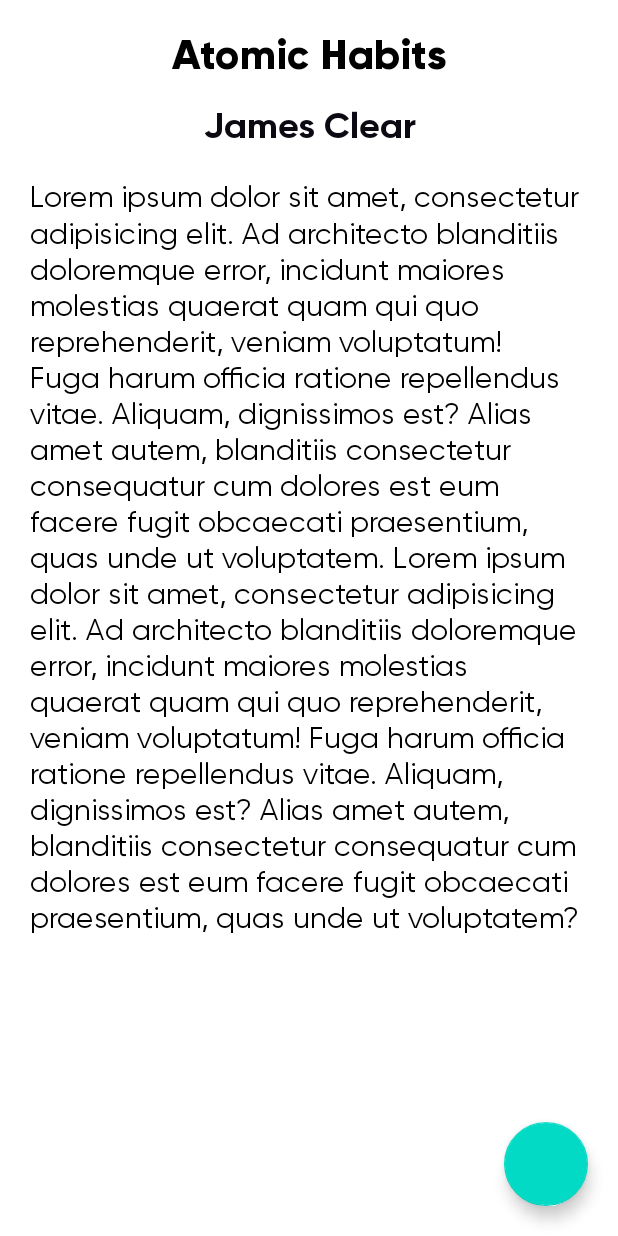
After one commit to kshitijskumar/Audino, an Android app: the layout fragment_read.xml on its own in the app's theme, with its tools: preview values and no code run, on a phone screen of 412 x 824 dp. The commit adds this screen. Run offline under Robolectric (Android 15) with nearby library versions, the phone set to English and light mode, and no system bars; network calls fail.

Commit message:
read section setup

```diff
--- a/app/src/main/java/com/example/audino/model/repositories/MainRepository.kt
+++ b/app/src/main/java/com/example/audino/model/repositories/MainRepository.kt
@@ -1,8 +1,11 @@
 package com.example.audino.model.repositories
 
 import com.example.audino.model.response.AllBooksResponse
+import com.example.audino.model.response.BookSummaryResponse
 
 interface MainRepository {
 
     suspend fun getAllBooks() : AllBooksResponse
+
+    suspend fun getBookSummaryContent(bookId: String) : BookSummaryResponse
 }
--- a/app/src/main/java/com/example/audino/views/callbacks/SwitchFragmentCallback.kt
+++ b/app/src/main/java/com/example/audino/views/callbacks/SwitchFragmentCallback.kt
@@ -5,4 +5,6 @@
 interface SwitchFragmentCallback {
 
     fun openPlayerFragment(book: BookResponse)
+
+    fun openReadFragment(bookId: String)
 }
--- a/app/src/main/res/layout/fragment_player.xml
+++ b/app/src/main/res/layout/fragment_player.xml
@@ -59,7 +59,8 @@
             android:textColor="@color/dark_blue"
             android:fontFamily="@font/gilroy_semibold"
             android:background="@drawable/bg_outline_dark"
-            app:drawableStartCompat="@drawable/ic_book" />
+            app:drawableStartCompat="@drawable/ic_book"
+            android:onClick="@{() -> vm.playerClickCallback.onReadClick()}"/>
 
         <androidx.cardview.widget.CardView
             android:id="@+id/cvBook"
--- /dev/null
+++ b/app/src/main/res/layout/fragment_read.xml
@@ -0,0 +1,84 @@
+<?xml version="1.0" encoding="utf-8"?>
+<layout xmlns:android="http://schemas.android.com/apk/res/android"
+    xmlns:app="http://schemas.android.com/apk/res-auto"
+    xmlns:tools="http://schemas.android.com/tools">
+
+    <data>
+        <variable
+            name="mainVm"
+            type="com.example.audino.viewmodels.MainViewModel" />
+    </data>
+
+    <androidx.constraintlayout.widget.ConstraintLayout
+        android:layout_width="match_parent"
+        android:layout_height="match_parent">
+
+        <ScrollView
+            android:layout_width="match_parent"
+            android:layout_height="match_parent"
+            android:fillViewport="true">
+
+            <androidx.constraintlayout.widget.ConstraintLayout
+                android:layout_width="match_parent"
+                android:layout_height="wrap_content">
+
+                <TextView
+                    android:id="@+id/tvBookName"
+                    android:layout_width="0dp"
+                    android:layout_height="wrap_content"
+                    app:layout_constraintTop_toTopOf="parent"
+                    app:layout_constraintStart_toStartOf="parent"
+                    app:layout_constraintEnd_toEndOf="parent"
+                    tools:text="Atomic Habits"
+                    android:fontFamily="@font/gilroy_extrabold"
+                    android:textSize="28sp"
+                    android:textColor="@color/black"
+                    android:layout_marginTop="18dp"
+                    android:layout_marginHorizontal="20dp"
+                    android:gravity="center"
+                    android:text="@{mainVm.currBookSummary.bookTitle}"/>
+
+                <TextView
+                    android:id="@+id/tvAuthorName"
+                    android:layout_width="0dp"
+                    android:layout_height="wrap_content"
+                    app:layout_constraintTop_toBottomOf="@id/tvBookName"
+                    app:layout_constraintStart_toStartOf="@id/tvBookName"
+                    app:layout_constraintEnd_toEndOf="@id/tvBookName"
+                    tools:text="James Clear"
+                    android:fontFamily="@font/gilroy_bold"
+                    android:gravity="center"
+                    android:textSize="24sp"
+                    android:textColor="@color/black_1"
+                    android:layout_marginTop="14dp"
+                    android:text="@{mainVm.currBookSummary.authorName}"/>
+
+                <TextView
+                    android:id="@+id/tvSummary"
+                    android:layout_width="0dp"
+                    android:layout_height="wrap_content"
+                    app:layout_constraintTop_toBottomOf="@id/tvAuthorName"
+                    app:layout_constraintStart_toStartOf="@id/tvBookName"
+                    app:layout_constraintEnd_toEndOf="@id/tvBookName"
+                    android:fontFamily="@font/gilroy_regular"
+                    android:textColor="@color/black"
+                    android:textSize="20sp"
+                    android:layout_marginTop="20dp"
+                    android:lineSpacingMultiplier="1.2"
+                    tools:text="Lorem ipsum dolor sit amet, consectetur adipisicing elit. Ad architecto blanditiis doloremque error, incidunt maiores molestias quaerat quam qui quo reprehenderit, veniam voluptatum! Fuga harum officia ratione repellendus vitae. Aliquam, dignissimos est? Alias amet autem, blanditiis consectetur consequatur cum dolores est eum facere fugit obcaecati praesentium, quas unde ut voluptatem. Lorem ipsum dolor sit amet, consectetur adipisicing elit. Ad architecto blanditiis doloremque error, incidunt maiores molestias quaerat quam qui quo reprehenderit, veniam voluptatum! Fuga harum officia ratione repellendus vitae. Aliquam, dignissimos est? Alias amet autem, blanditiis consectetur consequatur cum dolores est eum facere fugit obcaecati praesentium, quas unde ut voluptatem?"
+                    android:text="@{mainVm.currBookSummary.summary}"/>
+
+
+            </androidx.constraintlayout.widget.ConstraintLayout>
+        </ScrollView>
+
+        <com.google.android.material.floatingactionbutton.FloatingActionButton
+            android:layout_width="wrap_content"
+            android:layout_height="wrap_content"
+            app:layout_constraintBottom_toBottomOf="parent"
+            app:layout_constraintEnd_toEndOf="parent"
+            android:layout_margin="20dp"/>
+    </androidx.constraintlayout.widget.ConstraintLayout>
+
+
+</layout>
```
Also changed, not shown: app/src/main/java/com/example/audino/model/repositories/MainRepositoryImpl.kt (+11 -0 lines), app/src/main/java/com/example/audino/model/response/BookSummaryResponse.kt (added, +8 -0 lines), app/src/main/java/com/example/audino/viewmodels/MainViewModel.kt (+15 -2 lines), app/src/main/java/com/example/audino/views/activities/MainActivity.kt (+15 -0 lines), app/src/main/java/com/example/audino/views/player/PlayerFragment.kt (+11 -1 lines), app/src/main/java/com/example/audino/views/read/ReadFragment.kt (added, +55 -0 lines).
